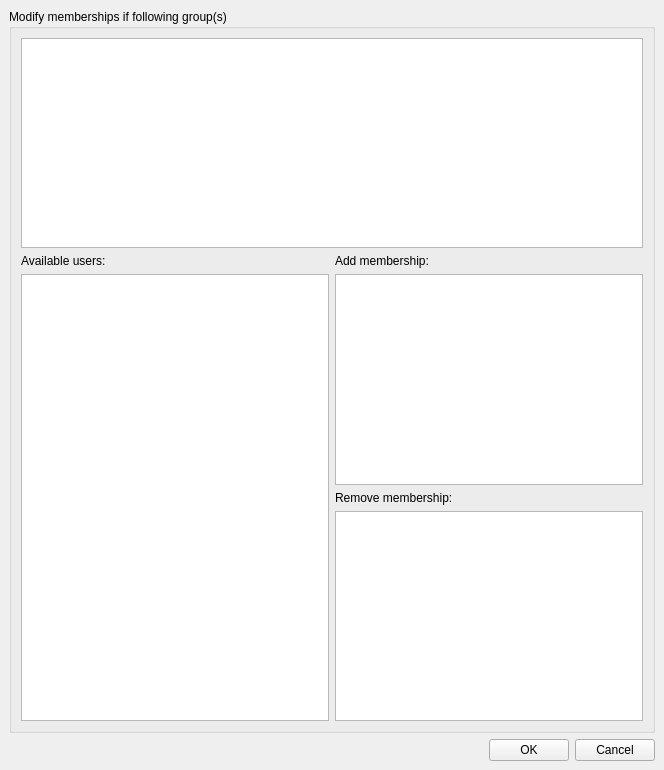
Above: trunk/ui/skolesys-qt4/ui_addremovegroupuserswdg.ui from BackupTheBerlios/skolesys-svn before the change. Below: the same form after it.
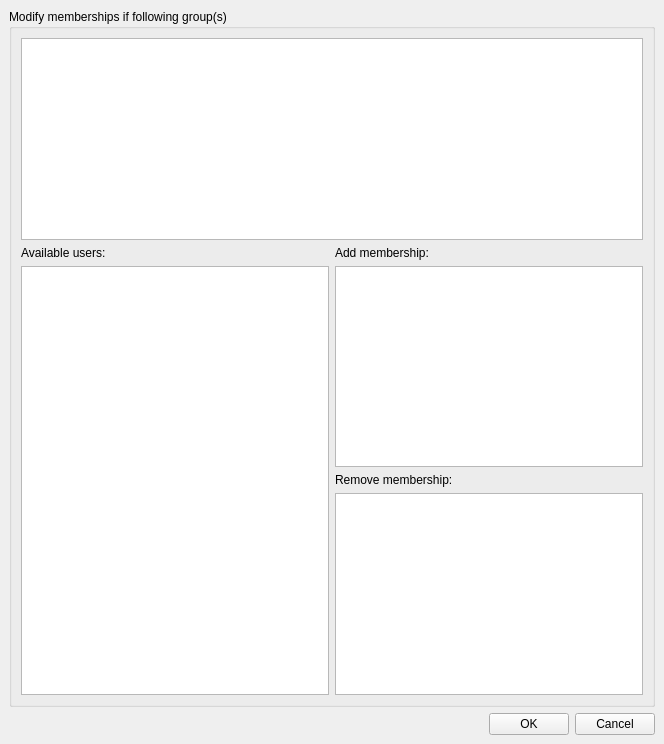
That is the form after the change. Custom widgets are drawn as their Qt base class.

The edit to the form file:
```diff
--- a/trunk/ui/skolesys-qt4/ui_addremovegroupuserswdg.ui
+++ b/trunk/ui/skolesys-qt4/ui_addremovegroupuserswdg.ui
@@ -6,7 +6,7 @@
     <x>0</x>
     <y>0</y>
     <width>664</width>
-    <height>770</height>
+    <height>744</height>
    </rect>
   </property>
   <property name="windowTitle" >
```
